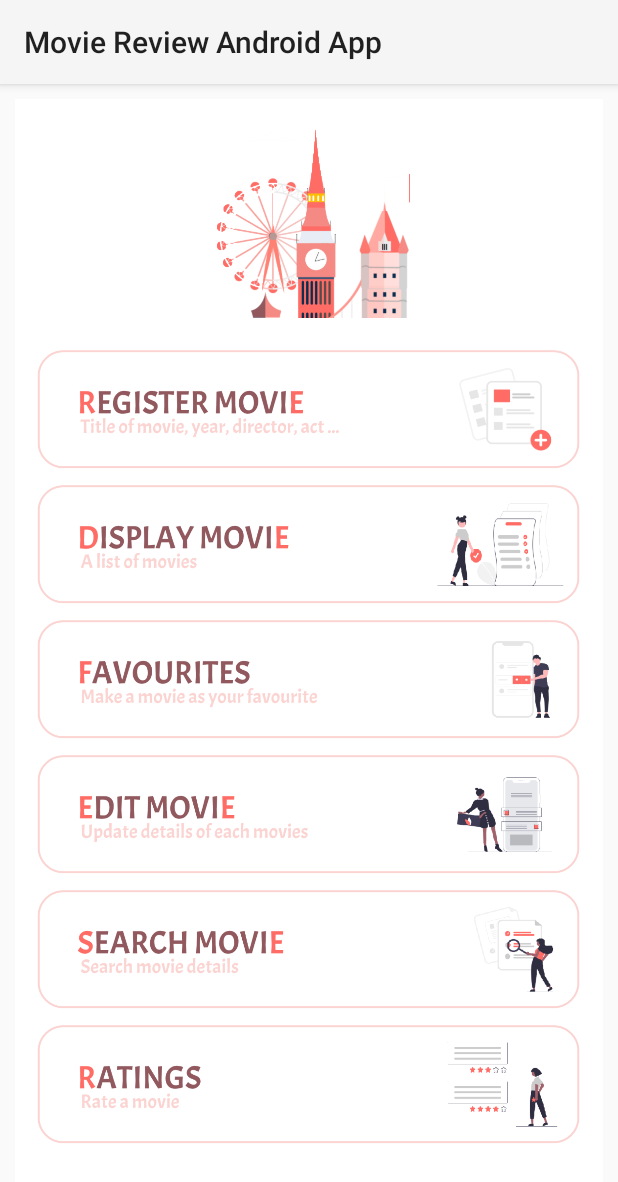
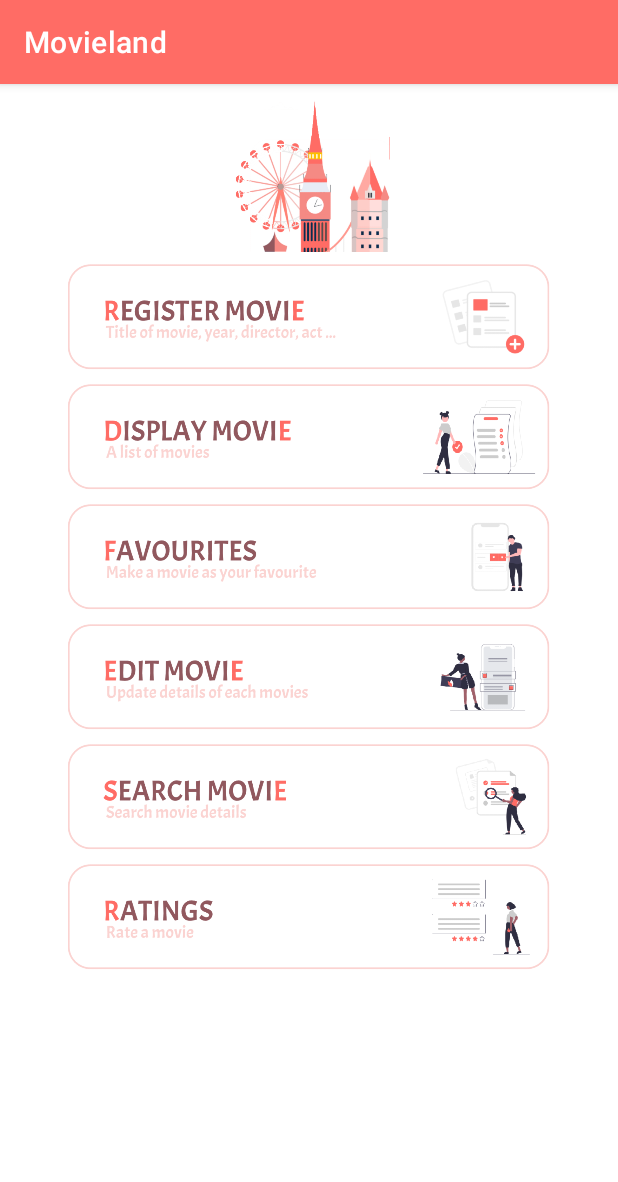
Before and after one commit to thamudhiFernando/Movie-Review-Android-App, an Android app: the screen it shows after launch (MainActivity), on a phone screen of 412 x 824 dp. Shown: the top 1182 px of the screen. Run offline under Robolectric (Android 15) with nearby library versions, the light colour scheme and no system bars.

Commit message:
updated app theme

```diff
--- a/app/src/main/res/layout/activity_main.xml
+++ b/app/src/main/res/layout/activity_main.xml
@@ -4,7 +4,6 @@
     xmlns:tools="http://schemas.android.com/tools"
     android:layout_width="match_parent"
     android:layout_height="match_parent"
-    android:layout_margin="10dp"
     android:orientation="vertical"
     android:background="@color/white"
     tools:context=".MainActivity">
@@ -12,93 +11,93 @@
     <ImageView
         android:id="@+id/desc_main_card_image_1"
         android:layout_width="match_parent"
-        android:layout_height="90dp"
-        android:layout_marginTop="16dp"
+        android:layout_height="80dp"
+        android:layout_marginTop="107dp"
         android:clickable="true"
+        android:contentDescription="@string/desc_main_card_image_1"
+        android:focusable="true"
         android:onClick="clickedRegisterButton"
-        android:contentDescription="@string/desc_main_card_image_1"
         app:layout_constraintEnd_toEndOf="parent"
         app:layout_constraintHorizontal_bias="0.0"
         app:layout_constraintStart_toStartOf="parent"
-        app:layout_constraintTop_toBottomOf="@+id/imageView_logo"
-        app:srcCompat="@drawable/card_1"
-        android:focusable="true" />
+        app:layout_constraintTop_toTopOf="@+id/imageView_logo"
+        app:srcCompat="@drawable/card_1" />
 
     <ImageView
         android:id="@+id/desc_main_card_image_2"
         android:layout_width="match_parent"
-        android:layout_height="90dp"
+        android:layout_height="80dp"
         android:clickable="true"
+        android:contentDescription="@string/desc_main_card_image_2"
+        android:focusable="true"
         android:onClick="clickedDisplayButton"
-        android:contentDescription="@string/desc_main_card_image_2"
         app:layout_constraintEnd_toEndOf="parent"
         app:layout_constraintHorizontal_bias="0.0"
         app:layout_constraintStart_toStartOf="parent"
         app:layout_constraintTop_toBottomOf="@+id/desc_main_card_image_1"
-        app:srcCompat="@drawable/card_2"
-        android:focusable="true" />
+        app:srcCompat="@drawable/card_2" />
 
     <ImageView
         android:id="@+id/desc_main_card_image_3"
         android:layout_width="match_parent"
-        android:layout_height="90dp"
+        android:layout_height="80dp"
         android:clickable="true"
+        android:contentDescription="@string/desc_main_card_image_3"
+        android:focusable="true"
         android:onClick="clickedFavouritesButton"
-        android:contentDescription="@string/desc_main_card_image_3"
         app:layout_constraintEnd_toEndOf="parent"
         app:layout_constraintHorizontal_bias="0.0"
         app:layout_constraintStart_toStartOf="parent"
         app:layout_constraintTop_toBottomOf="@+id/desc_main_card_image_2"
-        app:srcCompat="@drawable/card_3"
-        android:focusable="true" />
+        app:srcCompat="@drawable/card_3" />
 
     <ImageView
         android:id="@+id/desc_main_card_image_4"
         android:layout_width="match_parent"
-        android:layout_height="90dp"
+        android:layout_height="80dp"
         android:clickable="true"
+        android:contentDescription="@string/desc_main_card_image_4"
+        android:focusable="true"
         android:onClick="clickedEditButton"
-        android:contentDescription="@string/desc_main_card_image_4"
         app:layout_constraintEnd_toEndOf="parent"
         app:layout_constraintHorizontal_bias="0.0"
         app:layout_constraintStart_toStartOf="parent"
         app:layout_constraintTop_toBottomOf="@+id/desc_main_card_image_3"
-        app:srcCompat="@drawable/card_4"
-        android:focusable="true" />
+        app:srcCompat="@drawable/card_4" />
 
     <ImageView
         android:id="@+id/desc_main_card_image_5"
         android:layout_width="match_parent"
-        android:layout_height="90dp"
+        android:layout_height="80dp"
         android:clickable="true"
+        android:contentDescription="@string/desc_main_card_image_5"
+        android:focusable="true"
         android:onClick="clickedSearchButton"
-        android:contentDescription="@string/desc_main_card_image_5"
         app:layout_constraintEnd_toEndOf="parent"
         app:layout_constraintHorizontal_bias="1.0"
         app:layout_constraintStart_toStartOf="parent"
         app:layout_constraintTop_toBottomOf="@+id/desc_main_card_image_4"
-        app:srcCompat="@drawable/card_5"
-        android:focusable="true" />
+        app:srcCompat="@drawable/card_5" />
 
     <ImageView
         android:id="@+id/desc_main_card_image_6"
         android:layout_width="match_parent"
-        android:layout_height="90dp"
+        android:layout_height="80dp"
         android:clickable="true"
+        android:contentDescription="@string/desc_main_card_image_6"
+        android:focusable="true"
         android:onClick="clickedRatingButton"
-        android:contentDescription="@string/desc_main_card_image_6"
         app:layout_constraintEnd_toEndOf="parent"
         app:layout_constraintHorizontal_bias="0.0"
         app:layout_constraintStart_toStartOf="parent"
         app:layout_constraintTop_toBottomOf="@+id/desc_main_card_image_5"
-        app:srcCompat="@drawable/card_6"
-        android:focusable="true" />
+        app:srcCompat="@drawable/card_6" />
 
     <ImageView
         android:id="@+id/imageView_logo"
-        android:layout_width="213dp"
-        android:layout_height="130dp"
-        android:layout_marginTop="16dp"
+        android:layout_width="310dp"
+        android:layout_height="104dp"
+        android:layout_marginTop="8dp"
         android:contentDescription="@string/desc_imageView_logo"
         app:layout_constraintEnd_toEndOf="parent"
         app:layout_constraintStart_toStartOf="parent"
--- a/app/src/main/res/values/strings.xml
+++ b/app/src/main/res/values/strings.xml
@@ -1,6 +1,6 @@
 <resources>
     <!--    App Name-->
-    <string name="app_name">Movie Review Android App</string>
+    <string name="app_name">Movieland</string>
     <!--    Screen Headers-->
     <string name="app_menu">Main Menu</string>
     <string name="text_register">Register Movie</string>
--- /dev/null
+++ b/app/src/main/res/values/themes.xml
@@ -0,0 +1,20 @@
+<resources xmlns:tools="http://schemas.android.com/tools">
+    <!-- Base application theme. -->
+    <style name="Theme.MovieReviewAndroidApp" parent="Theme.MaterialComponents.DayNight.DarkActionBar">
+        <!-- Primary brand color. -->
+        <item name="colorPrimary">@color/dark_pink</item>
+        <item name="colorPrimaryVariant">@color/purple_700</item>
+        <item name="colorOnPrimary">@color/white</item>
+        <!-- Secondary brand color. -->
+        <item name="colorSecondary">@color/teal_200</item>
+        <item name="colorSecondaryVariant">@color/teal_700</item>
+        <item name="colorOnSecondary">@color/black</item>
+        <!-- Status bar color. -->
+        <item name="android:statusBarColor" tools:targetApi="l">?attr/colorPrimaryVariant</item>
+        <!-- Customize your theme here. -->
+    </style>
+    <style name="AppTheme" parent="Theme.AppCompat.Light.NoActionBar">
+        <item name="android:textColor">@color/white</item>
+        <item name="android:textSize">13sp</item>
+    </style>
+</resources>
```
